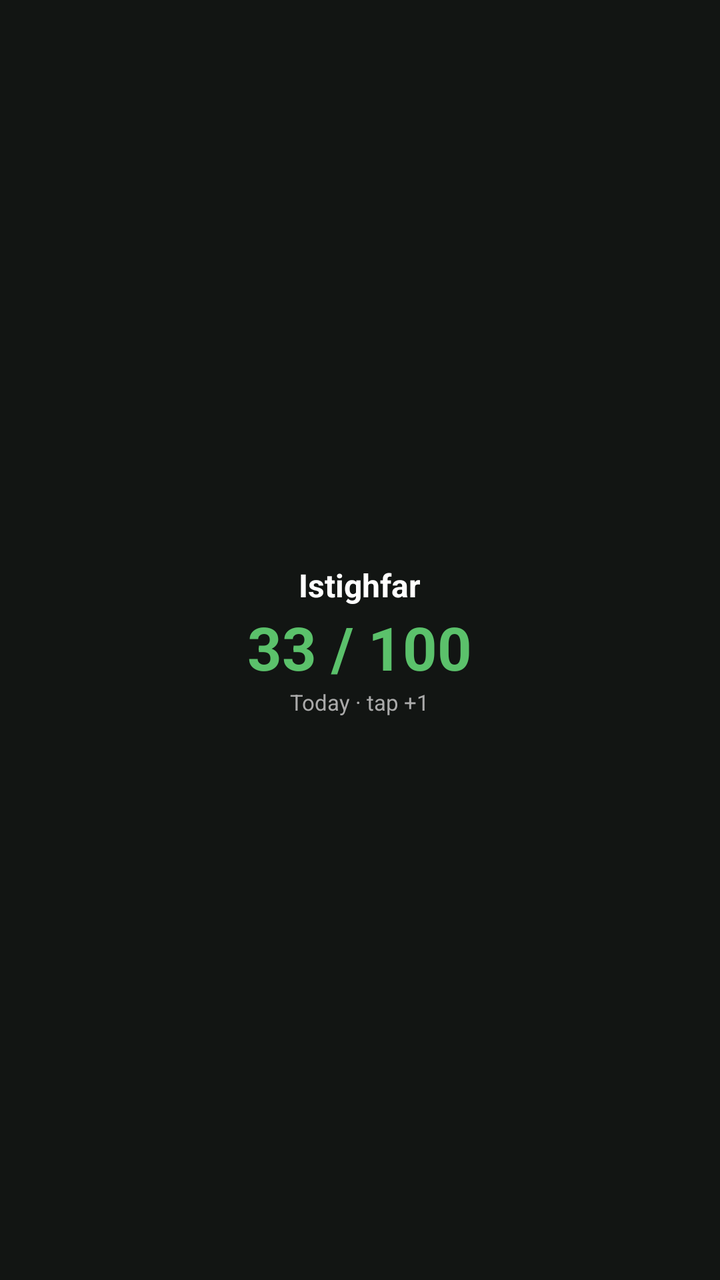
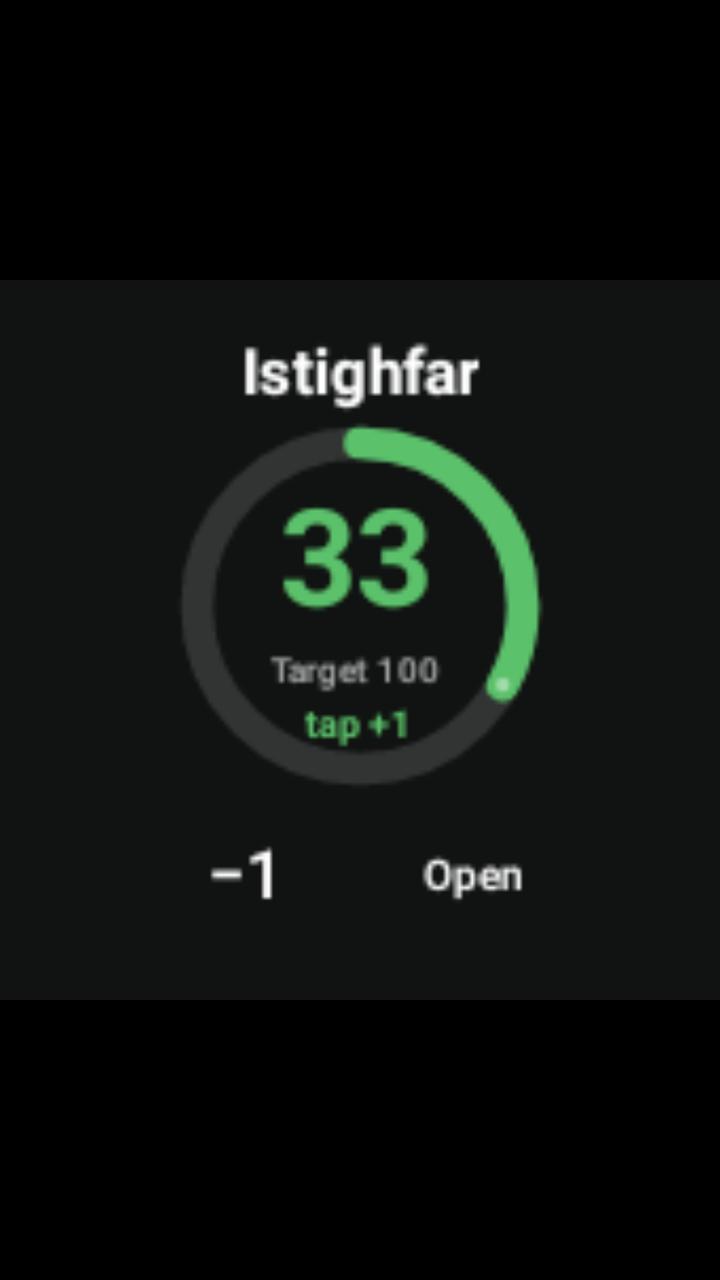

Two renders of the same Android screen: before a commit and after it. Below are the layout's source before the change and the commit's diff.
<!-- AndroidManifest.xml: application theme Theme.PrayerApp -->
<!-- res/layout/widget_preview_tasbih.xml -->
<?xml version="1.0" encoding="utf-8"?>
<LinearLayout xmlns:android="http://schemas.android.com/apk/res/android" android:layout_width="match_parent" android:layout_height="match_parent" android:orientation="vertical" android:gravity="center" android:padding="10dp" android:background="#E6141816">
<TextView android:layout_width="wrap_content" android:layout_height="wrap_content" android:text="Istighfar" android:textSize="16sp" android:textStyle="bold" android:textColor="#FFFFFF" />
<TextView android:layout_width="wrap_content" android:layout_height="wrap_content" android:text="33 / 100" android:textSize="30sp" android:textStyle="bold" android:textColor="#5BC16B" />
<TextView android:layout_width="wrap_content" android:layout_height="wrap_content" android:text="Today · tap +1" android:textSize="11sp" android:textColor="#AAAAAA" />
</LinearLayout>
<!-- resources referenced by this layout -->
<resources>
  <style name="Theme.PrayerApp" parent="android:Theme.Material.NoActionBar">
          <item name="android:windowBackground">@color/black</item>
          <item name="android:statusBarColor">@android:color/transparent</item>
          <item name="android:navigationBarColor">@android:color/transparent</item>
      </style>
  <color name="black">#FF000000</color>
</resources>

<!-- the commit's change to res/layout/widget_preview_tasbih.xml (unified diff, before → after) -->
@@ -1,6 +1,5 @@
 <?xml version="1.0" encoding="utf-8"?>
-<LinearLayout xmlns:android="http://schemas.android.com/apk/res/android" android:layout_width="match_parent" android:layout_height="match_parent" android:orientation="vertical" android:gravity="center" android:padding="10dp" android:background="#E6141816">
-<TextView android:layout_width="wrap_content" android:layout_height="wrap_content" android:text="Istighfar" android:textSize="16sp" android:textStyle="bold" android:textColor="#FFFFFF" />
-<TextView android:layout_width="wrap_content" android:layout_height="wrap_content" android:text="33 / 100" android:textSize="30sp" android:textStyle="bold" android:textColor="#5BC16B" />
-<TextView android:layout_width="wrap_content" android:layout_height="wrap_content" android:text="Today · tap +1" android:textSize="11sp" android:textColor="#AAAAAA" />
-</LinearLayout>
+<ImageView xmlns:android="http://schemas.android.com/apk/res/android"
+    android:layout_width="match_parent" android:layout_height="match_parent"
+    android:src="@drawable/widget_preview_tasbih" android:scaleType="fitCenter"
+    android:contentDescription="Istighfar counter, 33 of 100, progress ring" />
<!-- resource entries referenced after the edit -->
@@ -1,5 +1,6 @@
 <!-- resources referenced by this layout -->
 <resources>
+  <!-- drawable widget_preview_tasbih: png bitmap (drawable-nodpi, 8365 bytes) -->
   <style name="Theme.PrayerApp" parent="android:Theme.Material.NoActionBar">
           <item name="android:windowBackground">@color/black</item>
           <item name="android:statusBarColor">@android:color/transparent</item>
